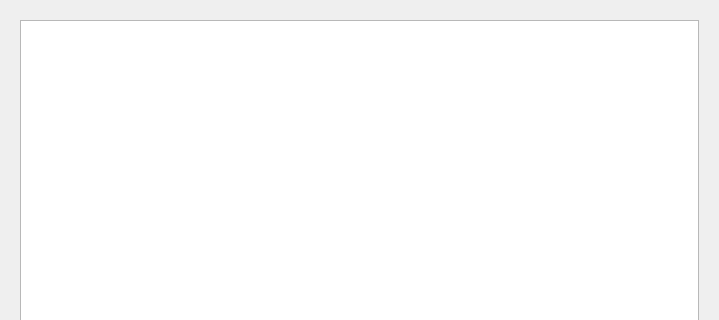
Before: the Qt Designer form dialogrelatorio.ui in saraivaufc/ListaDeCompras, drawn with Qt 5; both pictures show x 0 to 719 and y 0 to 320 of the 719 by 499 pixel window.
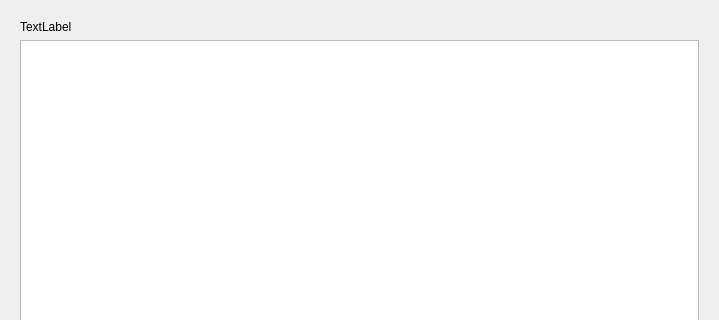
After: the same form once the commit is applied. Custom widgets are drawn as their Qt base class.

Patch:
```diff
--- a/dialogrelatorio.ui
+++ b/dialogrelatorio.ui
@@ -18,12 +18,19 @@
     <widget class="MyWidget" name="widgetToPrint" native="true">
      <layout class="QVBoxLayout" name="verticalLayout_2">
       <item>
-       <widget class="QTableView" name="tableView">
-        <property name="editTriggers">
-         <set>QAbstractItemView::NoEditTriggers</set>
+       <widget class="QLabel" name="label">
+        <property name="text">
+         <string>TextLabel</string>
         </property>
        </widget>
       </item>
+      <item>
+       <widget class="QTableView" name="tableView">
+        <attribute name="horizontalHeaderDefaultSectionSize">
+         <number>150</number>
+        </attribute>
+       </widget>
+      </item>
      </layout>
     </widget>
    </item>
```
